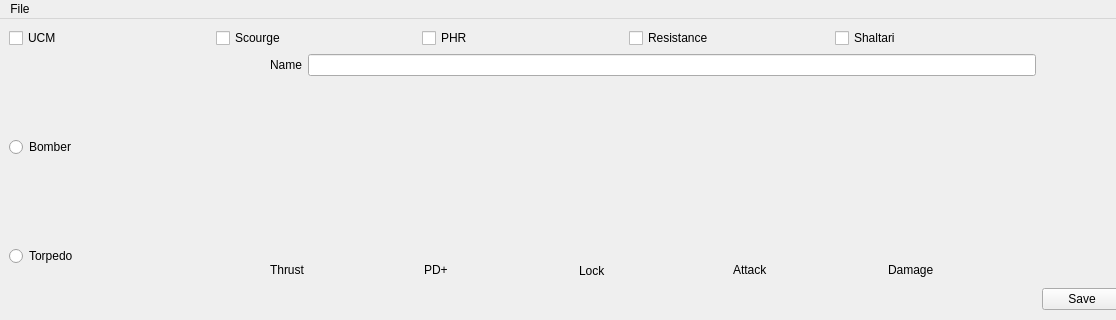
This is Hangarbay/hangar.ui in RexOdonata/QFleet as Qt 5 draws it before an edit; both pictures show x 0 to 1116 and y 0 to 320 of the 1303 by 602 pixel window. The edited form follows.
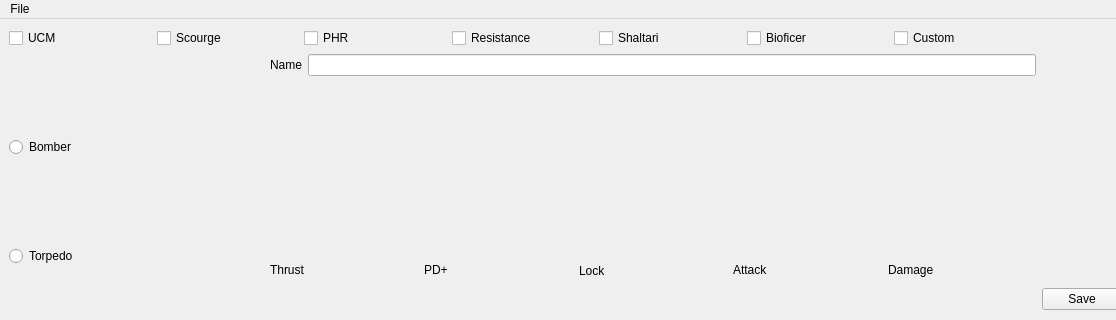
This is the edited form.

Commit message: adding bioficers and custom faction options, switching ship save format away from array based

```diff
--- a/Hangarbay/hangar.ui
+++ b/Hangarbay/hangar.ui
@@ -54,6 +54,20 @@
           </property>
          </widget>
         </item>
+        <item>
+         <widget class="QCheckBox" name="Bioficer_check">
+          <property name="text">
+           <string>Bioficer</string>
+          </property>
+         </widget>
+        </item>
+        <item>
+         <widget class="QCheckBox" name="CF_check">
+          <property name="text">
+           <string>Custom</string>
+          </property>
+         </widget>
+        </item>
        </layout>
       </item>
       <item>
```
Left out of the diff: 2 changed lines with no effect on the pictures. The commit also changes 17 other files.
